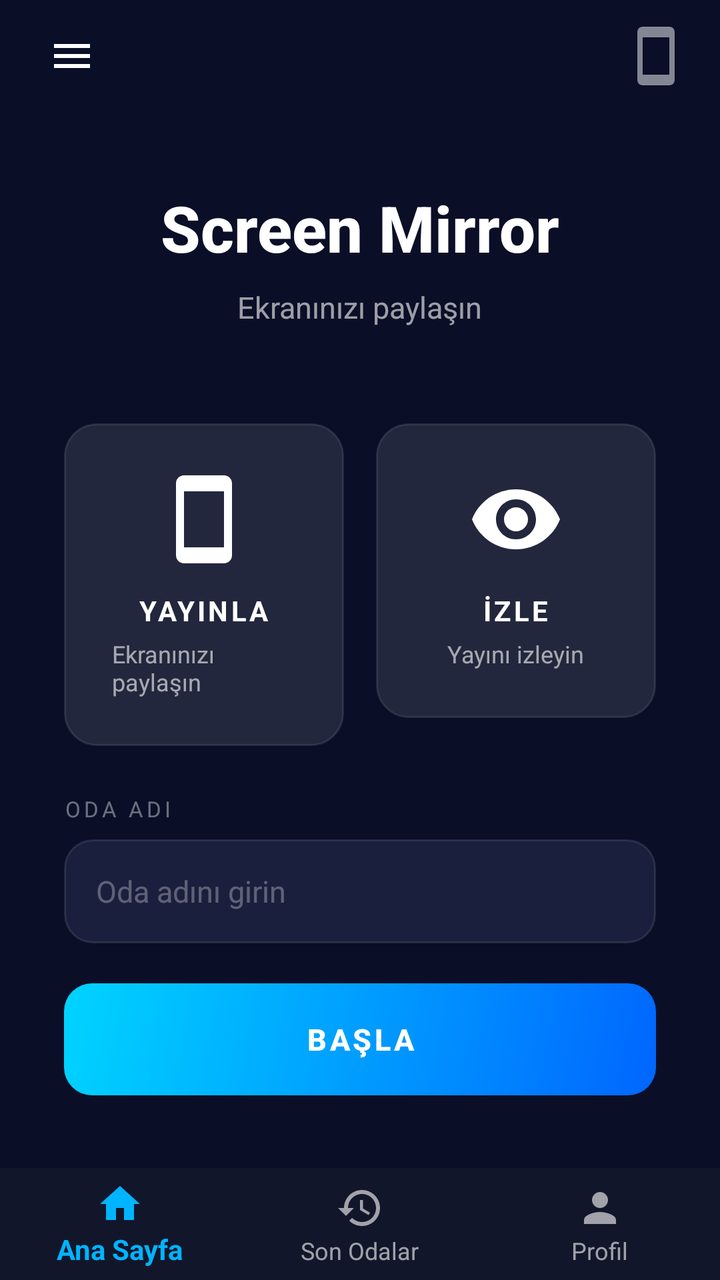
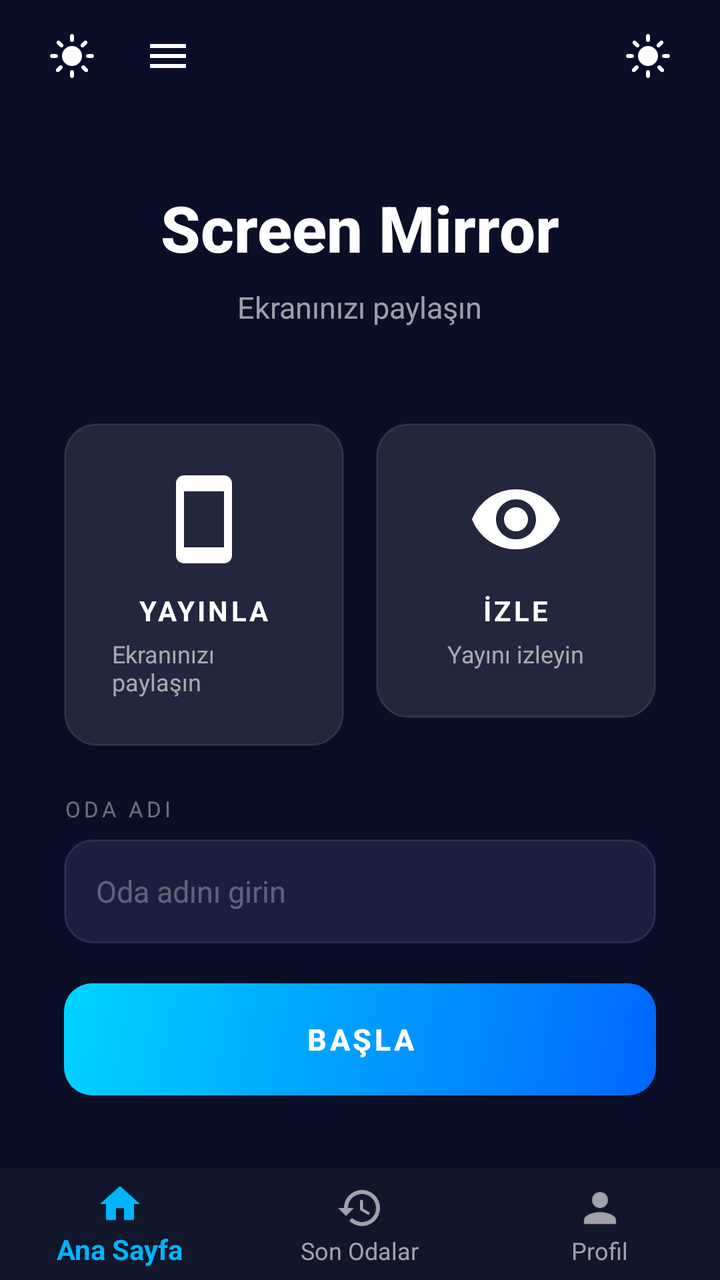

Two renders of the same Android screen: before a commit and after it. Below are the layout's source before the change and the commit's diff.
<!-- AndroidManifest.xml: activity theme Theme.ScreenShare -->
<!-- res/layout/activity_main.xml -->
<?xml version="1.0" encoding="utf-8"?>
<androidx.drawerlayout.widget.DrawerLayout xmlns:android="http://schemas.android.com/apk/res/android"
    xmlns:app="http://schemas.android.com/apk/res-auto"
    android:id="@+id/drawerLayout"
    android:layout_width="match_parent"
    android:layout_height="match_parent"
    android:background="#FF0A0E27"
    android:fitsSystemWindows="true">

    
    <LinearLayout
        android:layout_width="match_parent"
        android:layout_height="match_parent"
        android:orientation="vertical"
        android:fitsSystemWindows="true">

        
        <LinearLayout
            android:layout_width="match_parent"
            android:layout_height="56dp"
            android:orientation="horizontal"
            android:gravity="center_vertical"
            android:paddingHorizontal="16dp">

            <ImageView
                android:id="@+id/btnMenu"
                android:layout_width="40dp"
                android:layout_height="40dp"
                android:src="@drawable/ic_menu"
                android:padding="8dp"
                android:background="@drawable/bg_circle_button"
                android:clickable="true"
                android:focusable="true" />

            <View
                android:layout_width="0dp"
                android:layout_height="0dp"
                android:layout_weight="1" />

            <ImageView
                android:layout_width="32dp"
                android:layout_height="32dp"
                android:src="@drawable/ic_cast"
                android:alpha="0.5" />
        </LinearLayout>

        
        <LinearLayout
            android:layout_width="match_parent"
            android:layout_height="0dp"
            android:layout_weight="1"
            android:orientation="vertical"
            android:gravity="center"
            android:paddingHorizontal="32dp">

            
            <TextView
                android:layout_width="wrap_content"
                android:layout_height="wrap_content"
                android:text="Screen Mirror"
                android:textColor="@android:color/white"
                android:textSize="32sp"
                android:textStyle="bold"
                android:fontFamily="sans-serif-medium"
                android:layout_marginBottom="8dp" />

            <TextView
                android:id="@+id/tvSubtitle"
                android:layout_width="wrap_content"
                android:layout_height="wrap_content"
                android:text="Ekranınızı paylaşın"
                android:textColor="#99FFFFFF"
                android:textSize="15sp"
                android:layout_marginBottom="48dp" />

            
            <LinearLayout
                android:layout_width="match_parent"
                android:layout_height="wrap_content"
                android:orientation="horizontal"
                android:layout_marginBottom="24dp">

                
                <LinearLayout
                    android:id="@+id/btnHostMode"
                    android:layout_width="0dp"
                    android:layout_height="wrap_content"
                    android:layout_weight="1"
                    android:orientation="vertical"
                    android:gravity="center"
                    android:background="@drawable/bg_card"
                    android:padding="24dp"
                    android:layout_marginEnd="8dp"
                    android:clickable="true"
                    android:focusable="true">

                    <ImageView
                        android:layout_width="48dp"
                        android:layout_height="48dp"
                        android:src="@drawable/ic_cast"
                        android:layout_marginBottom="12dp" />

                    <TextView
                        android:layout_width="wrap_content"
                        android:layout_height="wrap_content"
                        android:text="YAYINLA"
                        android:textColor="@android:color/white"
                        android:textSize="14sp"
                        android:textStyle="bold"
                        android:letterSpacing="0.1" />

                    <TextView
                        android:layout_width="wrap_content"
                        android:layout_height="wrap_content"
                        android:text="Ekranınızı paylaşın"
                        android:textColor="#99FFFFFF"
                        android:textSize="12sp"
                        android:layout_marginTop="4dp" />
                </LinearLayout>

                
                <LinearLayout
                    android:id="@+id/btnClientMode"
                    android:layout_width="0dp"
                    android:layout_height="wrap_content"
                    android:layout_weight="1"
                    android:orientation="vertical"
                    android:gravity="center"
                    android:background="@drawable/bg_card"
                    android:padding="24dp"
                    android:layout_marginStart="8dp"
                    android:clickable="true"
                    android:focusable="true">

                    <ImageView
                        android:layout_width="48dp"
                        android:layout_height="48dp"
                        android:src="@drawable/ic_eye"
                        android:layout_marginBottom="12dp" />

                    <TextView
                        android:layout_width="wrap_content"
                        android:layout_height="wrap_content"
                        android:text="İZLE"
                        android:textColor="@android:color/white"
                        android:textSize="14sp"
                        android:textStyle="bold"
                        android:letterSpacing="0.1" />

                    <TextView
                        android:layout_width="wrap_content"
                        android:layout_height="wrap_content"
                        android:text="Yayını izleyin"
                        android:textColor="#99FFFFFF"
                        android:textSize="12sp"
                        android:layout_marginTop="4dp" />
                </LinearLayout>
            </LinearLayout>

            
            <TextView
                android:layout_width="match_parent"
                android:layout_height="wrap_content"
                android:text="ODA ADI"
                android:textColor="#66FFFFFF"
                android:textSize="11sp"
                android:letterSpacing="0.15"
                android:layout_marginBottom="8dp" />

            <EditText
                android:id="@+id/etRoom"
                android:layout_width="match_parent"
                android:layout_height="52dp"
                android:background="@drawable/bg_input"
                android:hint="Oda adını girin"
                android:textColorHint="#4DFFFFFF"
                android:textColor="@android:color/white"
                android:textSize="15sp"
                android:paddingHorizontal="16dp"
                android:inputType="text"
                android:singleLine="true"
                android:imeOptions="actionDone" />

            
            <Button
                android:id="@+id/btnShare"
                android:layout_width="match_parent"
                android:layout_height="56dp"
                android:layout_marginTop="20dp"
                android:background="@drawable/bg_button_primary"
                android:text="BAŞLA"
                android:textColor="@android:color/white"
                android:textSize="15sp"
                android:textStyle="bold"
                android:letterSpacing="0.1"
                android:stateListAnimator="@null" />

            <Button
                android:id="@+id/btnWatch"
                android:layout_width="match_parent"
                android:layout_height="56dp"
                android:layout_marginTop="20dp"
                android:background="@drawable/bg_button_outline"
                android:text="BAĞLAN"
                android:textColor="#00B4FF"
                android:textSize="15sp"
                android:textStyle="bold"
                android:letterSpacing="0.1"
                android:stateListAnimator="@null"
                android:visibility="gone" />

            
            <TextView
                android:id="@+id/tvStatus"
                android:layout_width="match_parent"
                android:layout_height="wrap_content"
                android:layout_marginTop="20dp"
                android:gravity="center"
                android:textColor="#66FFFFFF"
                android:textSize="13sp"
                android:visibility="gone" />

        </LinearLayout>

        
        <com.google.android.material.bottomnavigation.BottomNavigationView
            android:id="@+id/bottomNav"
            android:layout_width="match_parent"
            android:layout_height="wrap_content"
            android:background="#FF12162A"
            app:itemIconTint="@color/bottom_nav_color"
            app:itemTextColor="@color/bottom_nav_color"
            app:labelVisibilityMode="labeled"
            app:menu="@menu/bottom_nav_menu" />

    </LinearLayout>

    
    <com.google.android.material.navigation.NavigationView
        android:id="@+id/navigationView"
        android:layout_width="280dp"
        android:layout_height="match_parent"
        android:layout_gravity="start"
        android:background="#FF12162A"
        app:headerLayout="@layout/drawer_header"
        app:menu="@menu/drawer_menu"
        app:itemTextColor="@android:color/white"
        app:itemIconTint="@android:color/white" />

</androidx.drawerlayout.widget.DrawerLayout>
<!-- res/layout/drawer_header.xml (included above) -->
<?xml version="1.0" encoding="utf-8"?>
<LinearLayout xmlns:android="http://schemas.android.com/apk/res/android"
    android:layout_width="match_parent"
    android:layout_height="180dp"
    android:background="@drawable/bg_gradient"
    android:gravity="bottom"
    android:orientation="vertical"
    android:padding="16dp">

    <ImageView
        android:layout_width="64dp"
        android:layout_height="64dp"
        android:src="@drawable/ic_cast"
        android:layout_marginBottom="8dp" />

    <TextView
        android:layout_width="wrap_content"
        android:layout_height="wrap_content"
        android:text="ScreenShare"
        android:textColor="@color/text_primary"
        android:textSize="20sp"
        android:textStyle="bold" />

    <TextView
        android:layout_width="wrap_content"
        android:layout_height="wrap_content"
        android:text="Ekran Paylasimi v1.0"
        android:textColor="@color/text_secondary"
        android:textSize="14sp"
        android:layout_marginTop="4dp" />

</LinearLayout>
<!-- resources referenced by this layout -->
<resources>
  <color name="text_primary">#FFFFFFFF</color>
  <color name="text_secondary">#99FFFFFF</color>
  <!-- drawable bg_button_outline (drawable) -->
  <?xml version="1.0" encoding="utf-8"?>
  <shape xmlns:android="http://schemas.android.com/apk/res/android"
      android:shape="rectangle">
      <solid android:color="@android:color/transparent" />
      <corners android:radius="14dp" />
      <stroke android:width="2dp" android:color="@color/accent" />
  </shape>
  <!-- drawable bg_button_primary (drawable) -->
  <?xml version="1.0" encoding="utf-8"?>
  <shape xmlns:android="http://schemas.android.com/apk/res/android"
      android:shape="rectangle">
      <gradient
          android:startColor="@color/gradient_start"
          android:endColor="@color/gradient_end"
          android:angle="135" />
      <corners android:radius="14dp" />
  </shape>
  <!-- drawable bg_circle_button (drawable) -->
  <?xml version="1.0" encoding="utf-8"?>
  <shape xmlns:android="http://schemas.android.com/apk/res/android"
      android:shape="oval">
      <solid android:color="@color/bg_overlay" />
  </shape>
  <!-- drawable bg_gradient (drawable) -->
  <?xml version="1.0" encoding="utf-8"?>
  <shape xmlns:android="http://schemas.android.com/apk/res/android">
      <gradient
          android:startColor="@color/gradient_start"
          android:endColor="@color/gradient_end"
          android:angle="135" />
  </shape>
  <!-- drawable bg_input (drawable) -->
  <?xml version="1.0" encoding="utf-8"?>
  <shape xmlns:android="http://schemas.android.com/apk/res/android"
      android:shape="rectangle">
      <solid android:color="@color/bg_input" />
      <corners android:radius="14dp" />
      <stroke android:width="1dp" android:color="@color/surface_stroke" />
  </shape>
  <!-- drawable ic_menu (drawable) -->
  <?xml version="1.0" encoding="utf-8"?>
  <vector xmlns:android="http://schemas.android.com/apk/res/android"
      android:width="24dp"
      android:height="24dp"
      android:viewportWidth="24"
      android:viewportHeight="24">
      <path
          android:fillColor="#FFFFFFFF"
          android:pathData="M3,18h18v-2H3v2zm0,-5h18v-2H3v2zm0,-7v2h18V6H3z" />
  </vector>
  <color name="accent">#FF00B4FF</color>
  <color name="gradient_start">#FF0066FF</color>
  <color name="gradient_end">#FF00D4FF</color>
  <color name="bg_overlay">#CC0A0E27</color>
  <color name="bg_input">#FF1A1F3D</color>
  <color name="surface_stroke">#1AFFFFFF</color>
  <color name="bg_dark">#FF0A0E27</color>
  <!-- unchanged entries left out for length: 4 -->
</resources>

<!-- the commit's change to res/layout/activity_main.xml (unified diff, before → after) -->
@@ -23,7 +23,18 @@
             android:paddingHorizontal="16dp">
 
             <ImageView
-                android:id="@+id/btnMenu"
+                android:id="@+id/btnThemeToggle"
+                android:layout_width="40dp"
+                android:layout_height="40dp"
+                android:src="@drawable/ic_theme_toggle"
+                android:padding="8dp"
+                android:background="@drawable/bg_circle_button"
+                android:clickable="true"
+                android:focusable="true"
+                android:layout_marginEnd="8dp" />
+
+            <ImageView
+                android:id="@+id/btnMenuDrawer"
                 android:layout_width="40dp"
                 android:layout_height="40dp"
                 android:src="@drawable/ic_menu"
@@ -38,10 +49,14 @@
                 android:layout_weight="1" />
 
             <ImageView
-                android:layout_width="32dp"
-                android:layout_height="32dp"
-                android:src="@drawable/ic_cast"
-                android:alpha="0.5" />
+                android:id="@+id/btnThemeToggle"
+                android:layout_width="40dp"
+                android:layout_height="40dp"
+                android:src="@drawable/ic_theme_toggle"
+                android:padding="8dp"
+                android:background="@drawable/bg_circle_button"
+                android:clickable="true"
+                android:focusable="true" />
         </LinearLayout>
 
         
<!-- resource entries referenced after the edit -->
@@ -53,6 +53,17 @@
           android:fillColor="#FFFFFFFF"
           android:pathData="M3,18h18v-2H3v2zm0,-5h18v-2H3v2zm0,-7v2h18V6H3z" />
   </vector>
+  <!-- drawable ic_theme_toggle (drawable) -->
+  <?xml version="1.0" encoding="utf-8"?>
+  <vector xmlns:android="http://schemas.android.com/apk/res/android"
+      android:width="24dp"
+      android:height="24dp"
+      android:viewportWidth="24"
+      android:viewportHeight="24">
+      <path
+          android:fillColor="#FFFFFFFF"
+          android:pathData="M12,7c-2.76,0 -5,2.24 -5,5s2.24,5 5,5 5,-2.24 5,-5 -2.24,-5 -5,-5zM2,13h2c0.55,0 1,-0.45 1,-1s-0.45,-1 -1,-1H2c-0.55,0 -1,0.45 -1,1s0.45,1 1,1zM20,13h2c0.55,0 1,-0.45 1,-1s-0.45,-1 -1,-1h-2c-0.55,0 -1,0.45 -1,1s0.45,1 1,1zM11,2v2c0,0.55 0.45,1 1,1s1,-0.45 1,-1V2c0,-0.55 -0.45,-1 -1,-1s-1,0.45 -1,1zM11,20v2c0,0.55 0.45,1 1,1s1,-0.45 1,-1v-2c0,-0.55 -0.45,-1 -1,-1s-1,0.45 -1,1zM5.99,4.58c-0.39,-0.39 -1.03,-0.39 -1.42,0 -0.39,0.39 -0.39,1.03 0,1.42l1.42,1.42c0.39,0.39 1.03,0.39 1.42,0s0.39,-1.03 0,-1.42L5.99,4.58zM18.36,16.95c-0.39,-0.39 -1.03,-0.39 -1.42,0 -0.39,0.39 -0.39,1.03 0,1.42l1.42,1.42c0.39,0.39 1.03,0.39 1.42,0 0.39,-0.39 0.39,-1.03 0,-1.42l-1.42,-1.42zM19.42,5.99c0.39,-0.39 0.39,-1.03 0,-1.42 -0.39,-0.39 -1.03,-0.39 -1.42,0l-1.42,1.42c-0.39,0.39 -0.39,1.03 0,1.42s1.03,0.39 1.42,0l1.42,-1.42zM7.05,18.36c0.39,-0.39 0.39,-1.03 0,-1.42 -0.39,-0.39 -1.03,-0.39 -1.42,0l-1.42,1.42c-0.39,0.39 -0.39,1.03 0,1.42s1.03,0.39 1.42,0l1.42,-1.42z" />
+  </vector>
   <color name="accent">#FF00B4FF</color>
   <color name="gradient_start">#FF0066FF</color>
   <color name="gradient_end">#FF00D4FF</color>
